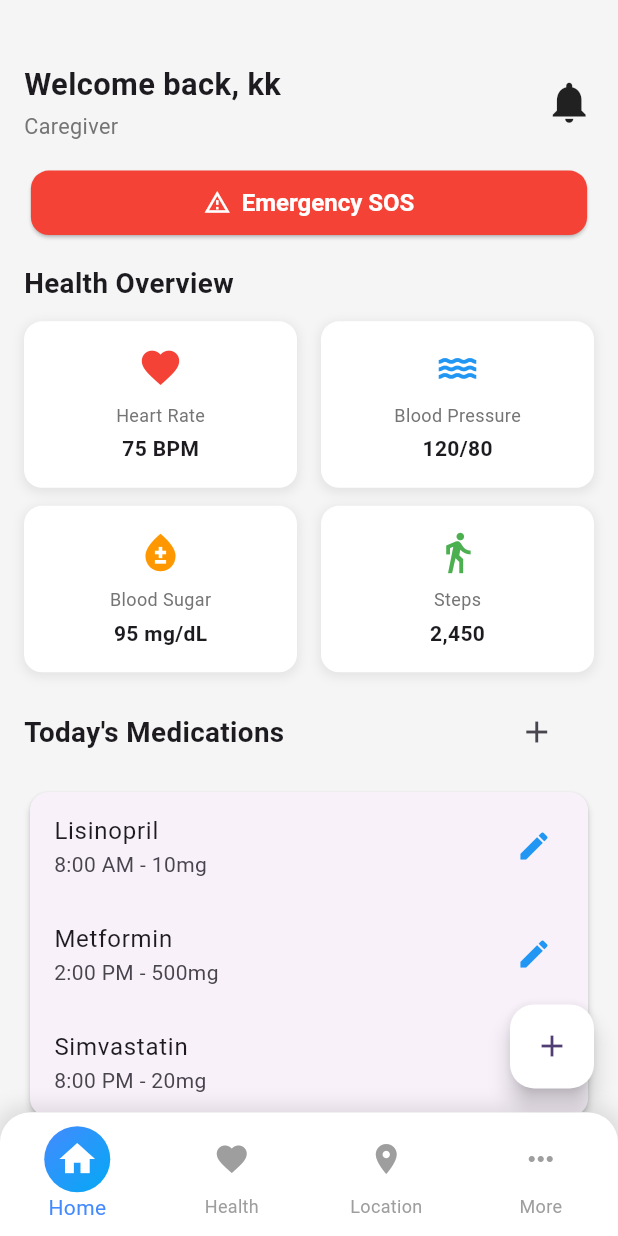
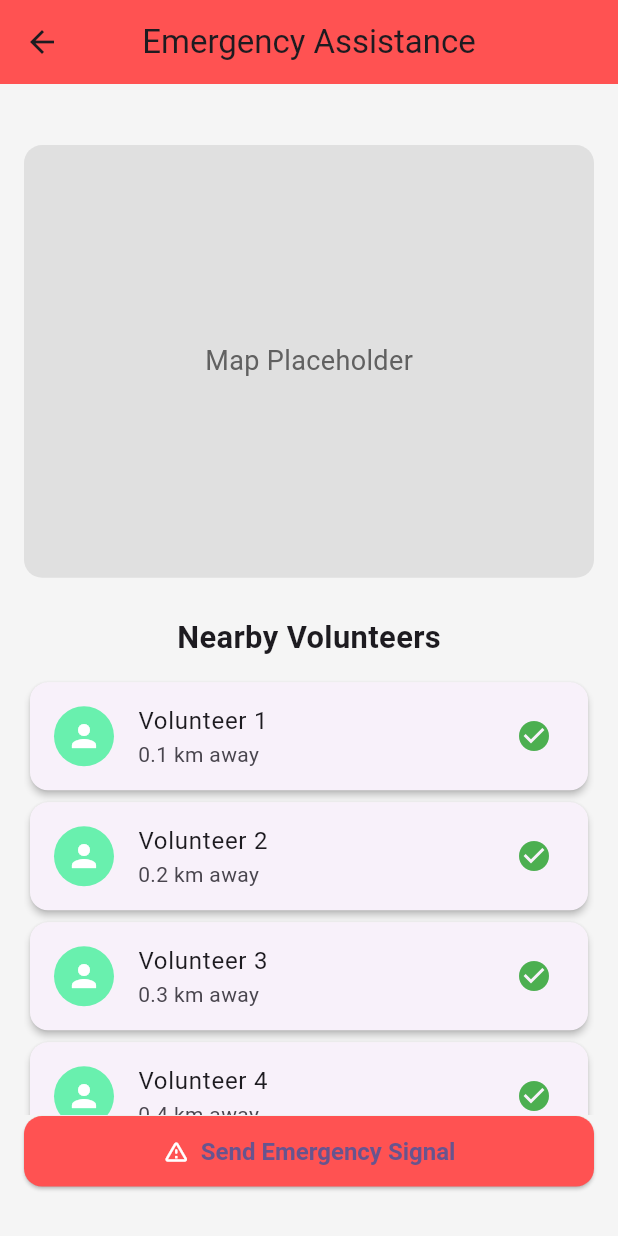
Before and after one commit to kartikkumarofficial/ElderCare, a Flutter app: the screen it shows after launch, after a tap on "Emergency SOS", on a phone screen of 412 x 824 dp. Run offline on Flutter 3.47's test engine with Material 3 defaults, Android fonts, the phone set to English and light mode, and no system bars.

Commit message:
emergency

```diff
--- a/lib/Screens/DashboardScreen.dart
+++ b/lib/Screens/DashboardScreen.dart
@@ -1,3 +1,4 @@
+import 'package:eldercare/Screens/EmergencyScreen.dart';
 import 'package:flutter/material.dart';
 import 'package:eldercare/widgets/widgets.dart';
 
@@ -67,7 +68,9 @@ class _DashboardScreenState extends State<DashboardScreen> {
                 child: SizedBox(
                   width: srcWidth * 0.9,
                   child: ElevatedButton.icon(
-                    onPressed: () {},
+                    onPressed: () {
+                      Navigator.push(context, MaterialPageRoute(builder: (context) => EmergencyAlertScreen(),));
+                    },
                     icon: Icon(Icons.warning_amber_outlined, color: Colors.white),
                     label: Text(
                       "Emergency SOS",
--- /dev/null
+++ b/lib/Screens/EmergencyScreen.dart
@@ -0,0 +1,123 @@
+import 'package:flutter/material.dart';
+
+class EmergencyAlertScreen extends StatelessWidget {
+  void _sendEmergencySignal(BuildContext context) {
+    showDialog(
+      context: context,
+      builder: (BuildContext context) {
+        return AlertDialog(
+          shape: RoundedRectangleBorder(borderRadius: BorderRadius.circular(12.0)),
+          title: Row(
+            children: [
+              Icon(Icons.warning_amber_rounded, color: Colors.red, size: 30.0),
+              const SizedBox(width: 8.0),
+              Text("Emergency Alert"),
+            ],
+          ),
+          content: Text(
+            "An emergency signal has been sent near the care receiver's location. Volunteers nearby have been notified.",
+            style: TextStyle(fontSize: 16.0),
+          ),
+          actions: [
+            TextButton(
+              onPressed: () => Navigator.of(context).pop(),
+              child: Text("OK", style: TextStyle(fontSize: 16.0)),
+            ),
+          ],
+        );
+      },
+    );
+  }
+
+  @override
+  Widget build(BuildContext context) {
+    final srcWidth = MediaQuery.of(context).size.width;
+    final srcHeight = MediaQuery.of(context).size.height;
+
+    return Scaffold(
+      backgroundColor: Colors.grey[100],
+      appBar: AppBar(
+        title: Text("Emergency Assistance"),
+        backgroundColor: Colors.redAccent,
+        centerTitle: true,
+      ),
+      body: Padding(
+        padding: const EdgeInsets.all(16.0),
+        child: Column(
+          crossAxisAlignment: CrossAxisAlignment.center,
+          children: [
+            SizedBox(height: srcHeight * 0.03),
+
+            // Map Placeholder
+            Container(
+              height: srcHeight * 0.35,
+              decoration: BoxDecoration(
+                color: Colors.grey[300],
+                borderRadius: BorderRadius.circular(12.0),
+              ),
+              child: Center(
+                child: Text(
+                  "Map Placeholder",
+                  style: TextStyle(color: Colors.grey[700], fontSize: 18.0),
+                ),
+              ),
+            ),
+
+            SizedBox(height: srcHeight * 0.03),
+
+            // Emergency Details
+            Text(
+              "Nearby Volunteers",
+              style: TextStyle(
+                fontSize: srcWidth * 0.05,
+                fontWeight: FontWeight.bold,
+              ),
+            ),
+            SizedBox(height: 12.0),
+            Expanded(
+              child: ListView.builder(
+                itemCount: 5, // Simulate 5 nearby volunteers
+                itemBuilder: (context, index) {
+                  return Card(
+                    shape: RoundedRectangleBorder(
+                      borderRadius: BorderRadius.circular(12.0),
+                    ),
+                    elevation: 2.0,
+                    child: ListTile(
+                      leading: CircleAvatar(
+                        backgroundColor: Colors.greenAccent,
+                        child: Icon(Icons.person, color: Colors.white),
+                      ),
+                      title: Text("Volunteer ${index + 1}"),
+                      subtitle: Text("0.${index + 1} km away"),
+                      trailing: Icon(Icons.check_circle, color: Colors.green),
+                    ),
+                  );
+                },
+              ),
+            ),
+
+            // Send Signal Button
+            SizedBox(
+              width: double.infinity,
+              child: ElevatedButton.icon(
+                onPressed: () => _sendEmergencySignal(context),
+                icon: Icon(Icons.warning_amber_rounded, color: Colors.white),
+                label: Text("Send Emergency Signal"),
+                style: ElevatedButton.styleFrom(
+                  backgroundColor: Colors.redAccent,
+                  padding: const EdgeInsets.symmetric(vertical: 14.0),
+                  textStyle: TextStyle(fontSize: 16.0, fontWeight: FontWeight.bold),
+                  shape: RoundedRectangleBorder(
+                    borderRadius: BorderRadius.circular(12.0),
+                  ),
+                ),
+              ),
+            ),
+            SizedBox(height: srcHeight * 0.02),
+          ],
+        ),
+      ),
+    );
+  }
+}
--- a/lib/Screens/HealthScreen.dart
+++ b/lib/Screens/HealthScreen.dart
@@ -105,9 +105,12 @@ class HealthScreen extends StatelessWidget {
                 child: ElevatedButton.icon(
                   onPressed: () {},
                   icon: Icon(Icons.add, color: Colors.white),
-                  label: Text(
-                    "Add Reminder",
-                    style: TextStyle(color: Colors.white),
+                  label: Padding(
+                    padding: const EdgeInsets.only(left: 5,right: 5),
+                    child: Text(
+                      "Add Reminder",
+                      style: TextStyle(color: Colors.white),
+                    ),
                   ),
                   style: ElevatedButton.styleFrom(
                     backgroundColor: Colors.blue,
```
